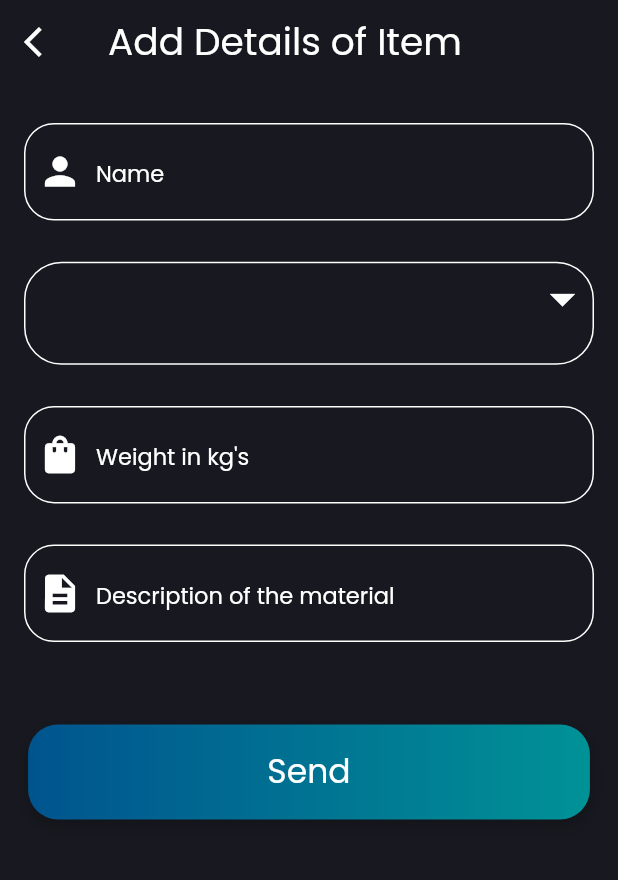
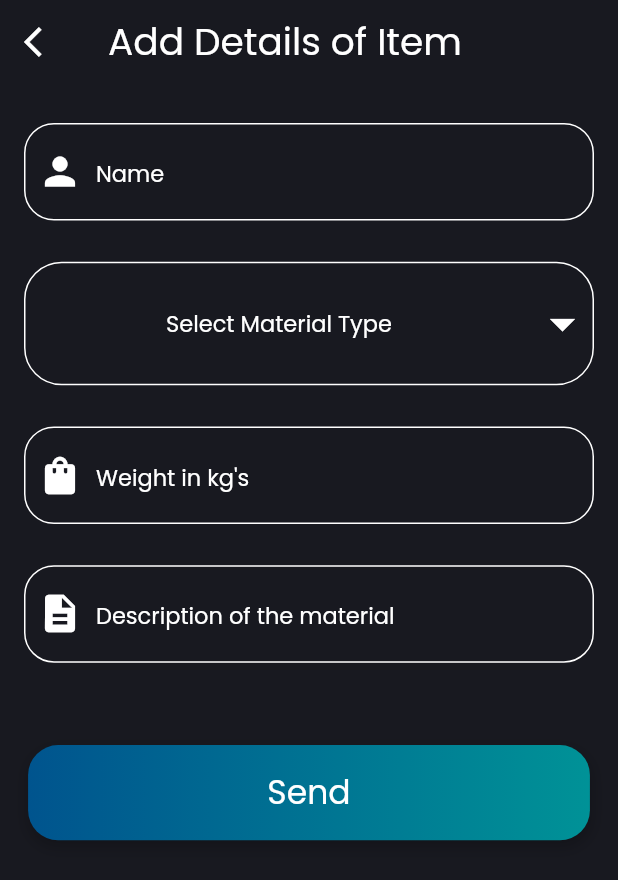
Before and after one commit to 7-USH/Recycle-App, a Flutter app: the screen it shows after launch, on a phone screen of 412 x 824 dp. Shown: the top 880 px of the screen. Run offline on Flutter 3.47's test engine with Material 2 defaults, Android fonts, the phone set to English and light mode, and no system bars; our stand-ins replace animated_text_kit, avatar_glow, camera, cloud_firestore, firebase_auth, firebase_core and 6 more; missing offline and left inert: image_crop; accounts and stored records are empty.

Commit message:
added changes in form

```diff
--- a/recycle_app/lib/screens/forms.dart
+++ b/recycle_app/lib/screens/forms.dart
@@ -26,11 +26,12 @@ class _FormscreenState extends State<Formscreen> {
   double _slidervalue = 20;
 
   List list = ["Glass", "Paper/Plastic", "Electronics", "Chemical"];
+   String? valueChoose;
+
 
   @override
   Widget build(BuildContext context) {
     final size = MediaQuery.of(context).size;
-    String? valueChoose;
 
     return Scaffold(
       resizeToAvoidBottomInset: false,
@@ -100,13 +101,24 @@ class _FormscreenState extends State<Formscreen> {
                       Padding(
                         padding: const EdgeInsets.all(0.0),
                         child: Container(
-                          height: size.height / 12,
+                          height: size.height / 10,
                           width: size.width,
                           decoration: BoxDecoration(
                             border: Border.all(color: Colors.white, width: 1),
                             borderRadius: BorderRadius.circular(25),
                           ),
                           child: DropdownButton(
+                            hint: Padding(
+                              padding: const EdgeInsets.all(22.0),
+                              child: Text("Select Material Type",
+                                style: poppinFonts(
+                                    Colors.white, FontWeight.normal, 15),
+                              ),
+                            ),
+                            disabledHint: Text("Select Material Type",style: poppinFonts(
+                                  Colors.white, FontWeight.normal, 15),) ,
+                            itemHeight:100,
+                            alignment: AlignmentDirectional.center,
                             style: poppinFonts(
                                 Colors.white, FontWeight.normal, 15),
                             dropdownColor: scaffoldColor,
@@ -120,7 +132,11 @@ class _FormscreenState extends State<Formscreen> {
                             ),
                             value: valueChoose,
                             items: list.map((e) {
-                              return DropdownMenuItem(value: e, child: Text(e));
+                              return DropdownMenuItem(value: e, child: Container(
+                                width: 140,
+                                height: 20,
+                                child: Center(
+                                  child: Text(e,textAlign: TextAlign.center,))));
                             }).toList(),
                             onChanged: (newValue) {
                               valueChoose = newValue as String;
```
